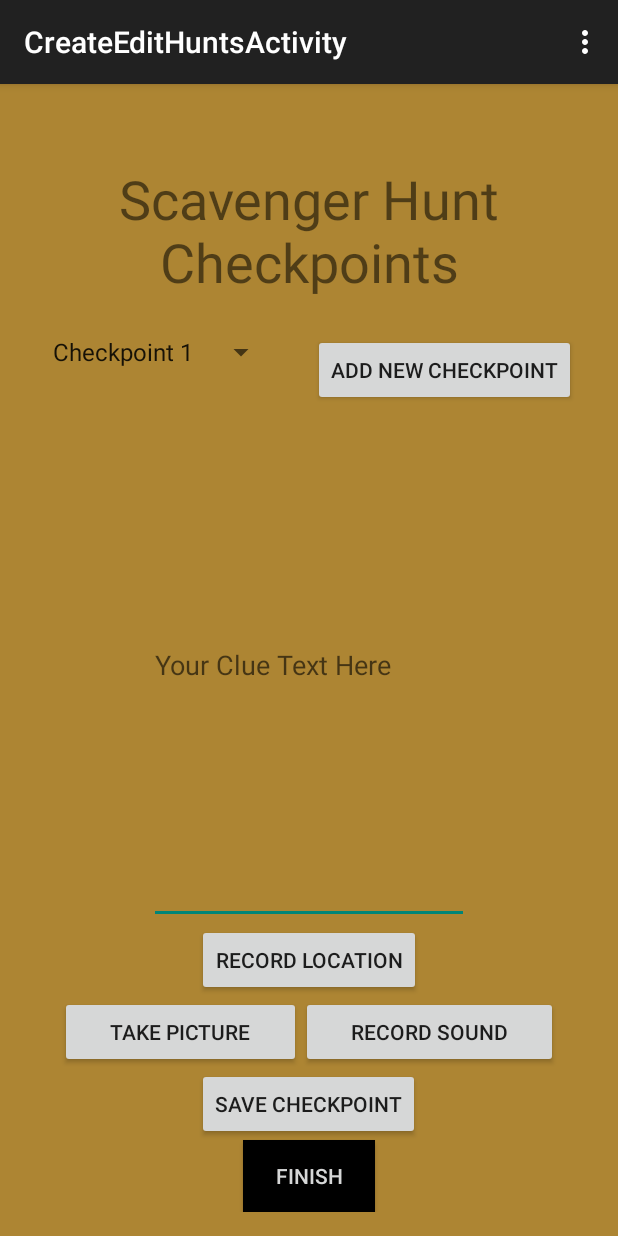
After one commit to xxshadowfang/GeoCatcher, an Android app: the CreateEditHuntsActivity screen opened directly, with no data from a screen before it, on a phone screen of 412 x 824 dp. The commit adds this screen. Run offline under Robolectric (Android 15) with nearby library versions, the phone set to English and light mode, and no system bars.

Commit message:
Added initial Scavenger Hunt Checkpoints Edit screen

```diff
--- a/MyApplication/app/src/main/AndroidManifest.xml
+++ b/MyApplication/app/src/main/AndroidManifest.xml
@@ -20,6 +20,10 @@
             android:name=".MyHuntsActivity"
             android:label="@string/title_activity_my_hunts" >
         </activity>
+        <activity
+            android:name=".CreateEditHuntsActivity"
+            android:label="@string/title_activity_create_edit_hunts" >
+        </activity>
     </application>
 
 </manifest>
--- /dev/null
+++ b/MyApplication/app/src/main/java/barnes/fahsl/geocatcher/CreateEditHuntsActivity.java
@@ -0,0 +1,39 @@
+package barnes.fahsl.geocatcher;
+
+import android.support.v7.app.ActionBarActivity;
+import android.os.Bundle;
+import android.view.Menu;
+import android.view.MenuItem;
+
+
+public class CreateEditHuntsActivity extends ActionBarActivity {
+
+    @Override
+    protected void onCreate(Bundle savedInstanceState) {
+        super.onCreate(savedInstanceState);
+        setContentView(R.layout.activity_create_edit_hunts);
+    }
+
+
+    @Override
+    public boolean onCreateOptionsMenu(Menu menu) {
+        // Inflate the menu; this adds items to the action bar if it is present.
+        getMenuInflater().inflate(R.menu.menu_create_edit_hunts, menu);
+        return true;
+    }
+
+    @Override
+    public boolean onOptionsItemSelected(MenuItem item) {
+        // Handle action bar item clicks here. The action bar will
+        // automatically handle clicks on the Home/Up button, so long
+        // as you specify a parent activity in AndroidManifest.xml.
+        int id = item.getItemId();
+
+        //noinspection SimplifiableIfStatement
+        if (id == R.id.action_settings) {
+            return true;
+        }
+
+        return super.onOptionsItemSelected(item);
+    }
+}
--- /dev/null
+++ b/MyApplication/app/src/main/res/layout/activity_create_edit_hunts.xml
@@ -0,0 +1,108 @@
+<LinearLayout xmlns:android="http://schemas.android.com/apk/res/android"
+    xmlns:tools="http://schemas.android.com/tools" android:layout_width="match_parent"
+    android:layout_height="match_parent" android:paddingLeft="@dimen/activity_horizontal_margin"
+    android:paddingRight="@dimen/activity_horizontal_margin"
+    android:paddingTop="@dimen/activity_vertical_margin"
+    android:paddingBottom="@dimen/activity_vertical_margin"
+    android:background="@color/bg_color"
+    android:orientation="vertical"
+    tools:context="barnes.fahsl.geocatcher.CreateEditHuntsActivity">
+
+
+    <TextView
+        android:layout_width="wrap_content"
+        android:layout_height="wrap_content"
+        android:textSize="36sp"
+        android:text="@string/checkpoints_title"
+        android:gravity="center"
+        android:id="@+id/scavenger_hunt_checkpoints_title"
+        android:layout_marginTop="36dp"
+        android:layout_marginBottom="24dp" />
+
+    <LinearLayout
+        android:layout_width="wrap_content"
+        android:layout_height="wrap_content"
+        android:id="@+id/linearLayout"
+        android:layout_gravity="center"
+        android:orientation="horizontal">
+
+        <Spinner
+            android:layout_width="0dp"
+            android:layout_height="wrap_content"
+            android:prompt="@string/checkpoints"
+            android:entries="@array/sample_checkpoints"
+            android:layout_marginRight="24dp"
+            android:layout_weight="1">
+
+        </Spinner>
+        <Button
+            android:layout_width="0dp"
+            android:layout_height="wrap_content"
+            android:text="@string/add_new_checkpoint_button_text"
+            android:id="@+id/addNewCheckpointButton"
+            android:layout_weight="1"
+            android:layout_gravity="right" />
+
+    </LinearLayout>
+
+    <EditText
+        android:layout_width="wrap_content"
+        android:layout_height="wrap_content"
+        android:layout_weight="1"
+
+        android:inputType="textMultiLine"
+        android:ems="10"
+        android:id="@+id/hint_text_box"
+        android:hint="@string/checkpoint_hint"
+        android:layout_gravity="center_horizontal" />
+
+    <Button
+        android:layout_width="wrap_content"
+        android:layout_height="wrap_content"
+        android:text="@string/record_location_button_text"
+        android:id="@+id/recordLocationButton"
+        android:layout_gravity="center_horizontal" />
+
+    <LinearLayout
+        android:layout_marginLeft="24dp"
+        android:layout_marginRight="24dp"
+        android:orientation="horizontal"
+        android:layout_width="match_parent"
+        android:layout_height="wrap_content"
+        android:layout_gravity="center_horizontal">
+
+        <Button
+            android:layout_weight="1"
+            android:layout_width="wrap_content"
+            android:layout_height="wrap_content"
+            android:text="@string/take_picture_button_text"
+            android:id="@+id/takePictureButton"
+            android:layout_gravity="center_horizontal" />
+
+        <Button
+            android:layout_weight="1"
+            android:layout_width="wrap_content"
+            android:layout_height="wrap_content"
+            android:text="@string/record_sound_button_text"
+            android:id="@+id/recordSoundButton"
+            android:layout_gravity="center_horizontal" />
+
+    </LinearLayout>
+
+    <Button
+        android:layout_width="wrap_content"
+        android:layout_height="wrap_content"
+        android:text="@string/save_checkpoint_button_text"
+        android:id="@+id/saveCheckpointButton"
+        android:layout_gravity="center_horizontal" />
+
+    <Button
+        android:background="@color/primary_dark_material_dark"
+        android:textColor="@color/button_material_light"
+        android:layout_width="wrap_content"
+        android:layout_height="wrap_content"
+        android:text="@string/finish_button_text"
+        android:id="@+id/finishButton"
+        android:layout_gravity="center_horizontal" />
+
+</LinearLayout>
--- /dev/null
+++ b/MyApplication/app/src/main/res/menu/menu_create_edit_hunts.xml
@@ -0,0 +1,7 @@
+<menu xmlns:android="http://schemas.android.com/apk/res/android"
+    xmlns:app="http://schemas.android.com/apk/res-auto"
+    xmlns:tools="http://schemas.android.com/tools"
+    tools:context="barnes.fahsl.geocatcher.CreateEditHuntsActivity">
+    <item android:id="@+id/action_settings" android:title="@string/action_settings"
+        android:orderInCategory="100" app:showAsAction="never" />
+</menu>
--- a/MyApplication/app/src/main/res/values/stringarray.xml
+++ b/MyApplication/app/src/main/res/values/stringarray.xml
@@ -5,4 +5,9 @@
         <item>Hunt 2</item>
         <item>Hunt 3</item>
     </string-array>
+    <string-array name="sample_checkpoints">
+        <item>Checkpoint 1</item>
+        <item>Checkpoint 2</item>
+        <item>Checkpoint 3</item>
+    </string-array>
 </resources>
--- a/MyApplication/app/src/main/res/values/strings.xml
+++ b/MyApplication/app/src/main/res/values/strings.xml
@@ -8,5 +8,15 @@
     <string name="my_hunts_title">My Hunts</string>
     <string name="start_hunt_button_text">Start Hunt</string>
     <string name="exit_button_text">Exit</string>
+    <string name="title_activity_create_edit_hunts">CreateEditHuntsActivity</string>
+    <string name="checkpoints_title">Scavenger Hunt Checkpoints</string>
+    <string name="checkpoints">Checkpoints</string>
+    <string name="add_new_checkpoint_button_text">Add New Checkpoint</string>
+    <string name="checkpoint_hint">Your Clue Text Here</string>
+    <string name="record_location_button_text">Record Location</string>
+    <string name="take_picture_button_text">Take Picture</string>
+    <string name="record_sound_button_text">Record Sound</string>
+    <string name="save_checkpoint_button_text">Save Checkpoint</string>
+    <string name="finish_button_text">Finish</string>
 
 </resources>
```
